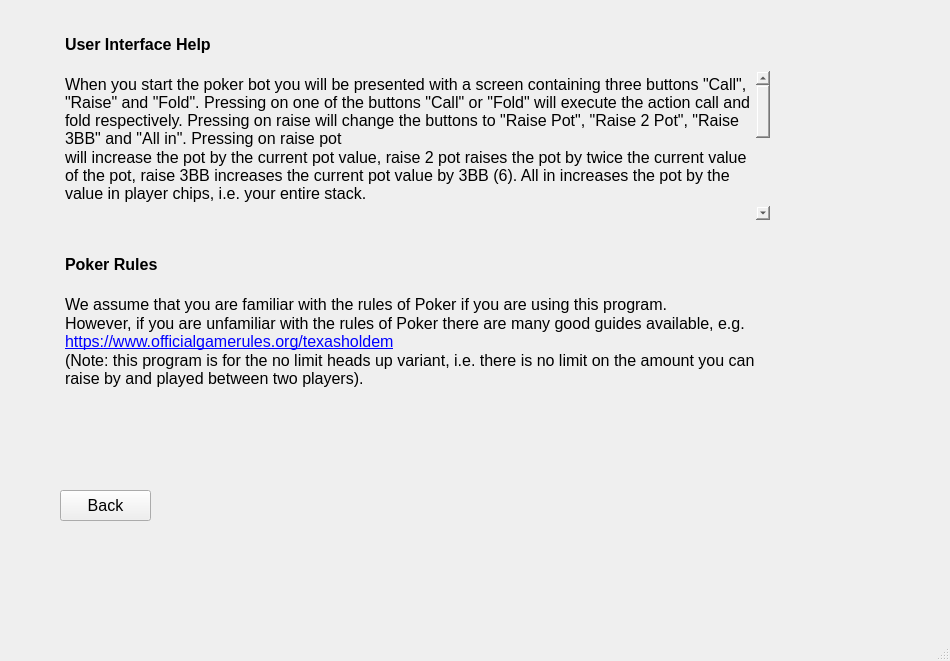
This is GUI/gui/help_menu.ui in Sir-Ignis/neuron_poker as Qt 5 draws it before an edit. The edited form follows.
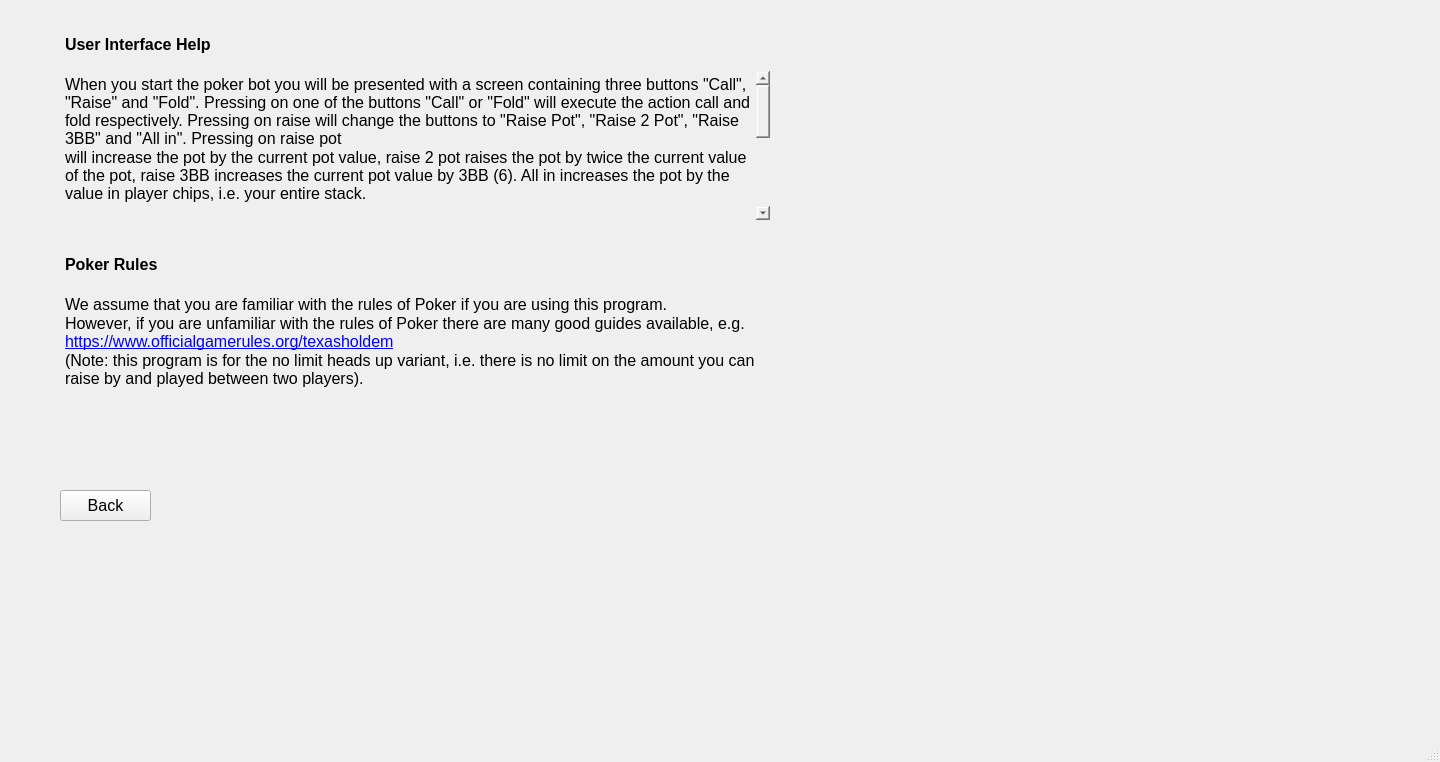
This is the edited form.

```diff
--- a/GUI/gui/help_menu.ui
+++ b/GUI/gui/help_menu.ui
@@ -6,8 +6,8 @@
    <rect>
     <x>0</x>
     <y>0</y>
-    <width>950</width>
-    <height>661</height>
+    <width>1440</width>
+    <height>762</height>
    </rect>
   </property>
   <property name="windowTitle">
```
Left out of the diff: 48 changed lines with no effect on the pictures.
